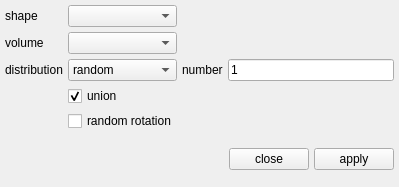
Before: the Qt Designer form gui/uifiles/distributed.ui in truongd8593/mfix, drawn with Qt 5.
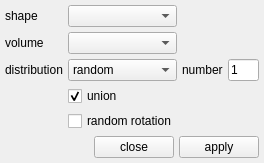
After: the same form once the commit is applied.

What changed in the file:
```diff
--- a/gui/uifiles/distributed.ui
+++ b/gui/uifiles/distributed.ui
@@ -6,8 +6,8 @@
    <rect>
     <x>0</x>
     <y>0</y>
-    <width>399</width>
-    <height>187</height>
+    <width>264</width>
+    <height>152</height>
    </rect>
   </property>
   <property name="windowTitle">
```
Left out of the diff: 10 changed lines with no effect on the pictures.
